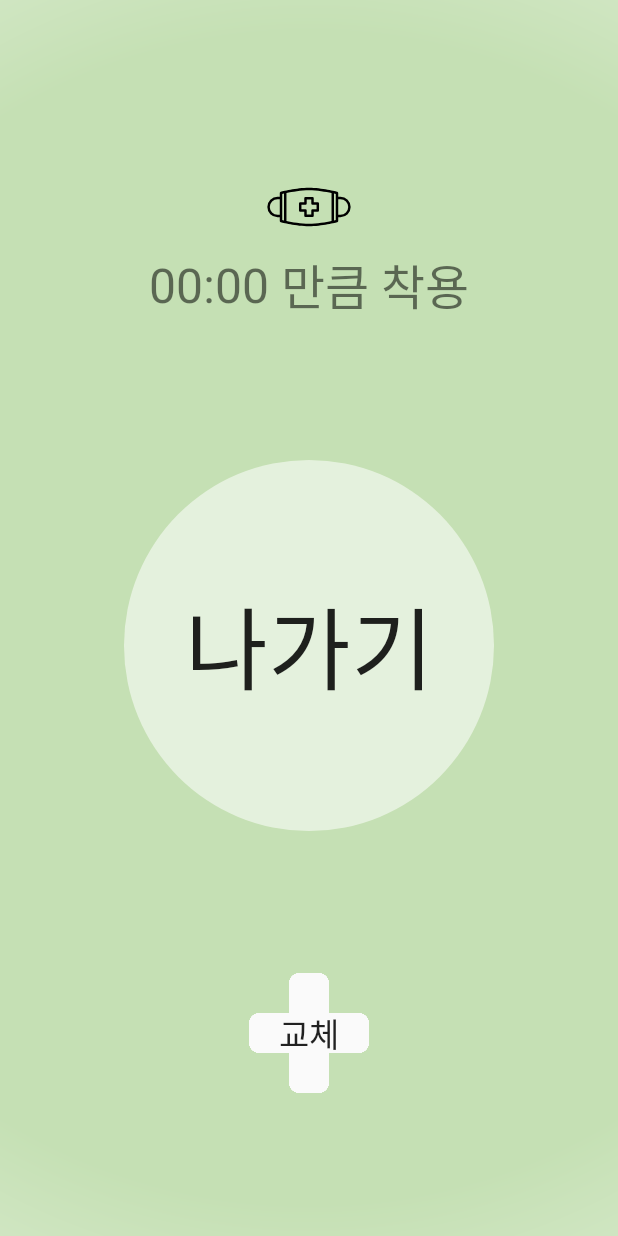
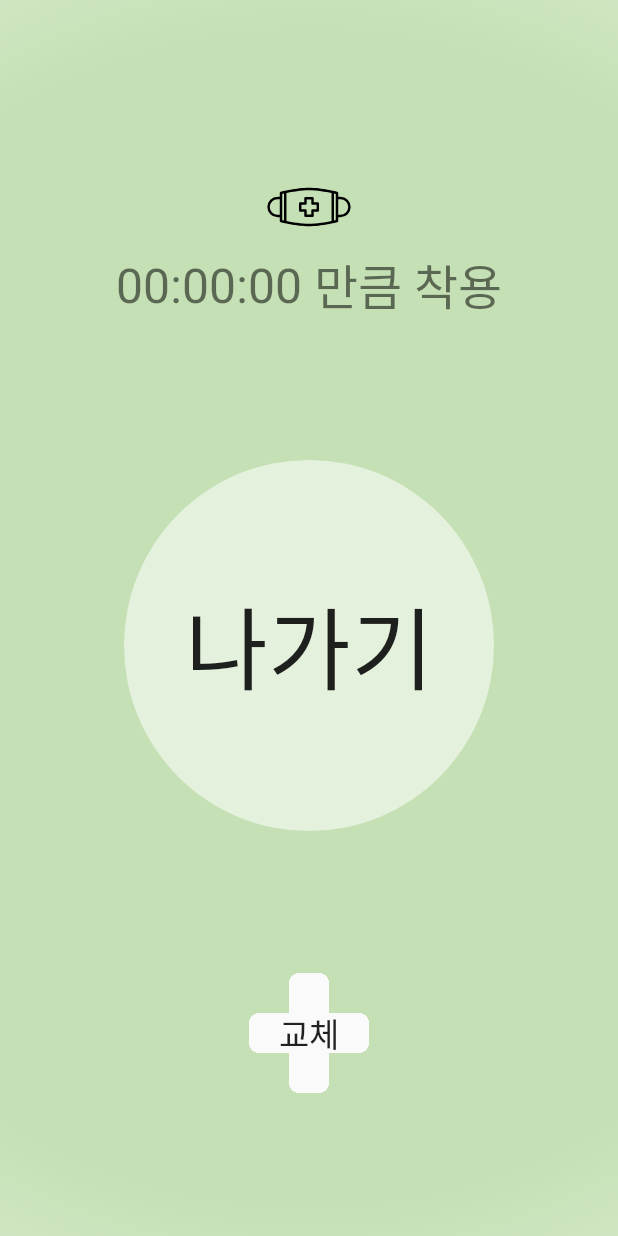
Before and after one commit to DinnerMacine/MaskTime, an Android app: the screen it shows after launch (ExitingActivity), after a tap on "교체", on a phone screen of 412 x 824 dp. Run offline under Robolectric (Android 15) with nearby library versions, the phone set to English and light mode, and no system bars.

Commit message:
almost final

```diff
--- a/android_app/app/src/main/java/com/d/masktime/ExitingActivity.kt
+++ b/android_app/app/src/main/java/com/d/masktime/ExitingActivity.kt
@@ -36,9 +36,12 @@ class ExitingActivity : Activity() {
         val uH = total / (60 * 60 * 1000)
         val uM = (total / (60 * 1000)) % 60
         val uS = (total / 1000) % 60
-        text_time_used.text = "${uH/10}${uH%10}:${uM/10}${uM%10}"
+        text_time_used.text = "${uH/10}${uH%10}:${uM/10}${uM%10}:${uS/10}${uS%10}"
         var button = findViewById<Button>(R.id.button_exiting)
         button.setOnClickListener{
+            val uH = total / (60 * 60 * 1000)
+            val uM = (total / (60 * 1000)) % 60
+            val uS = (total / 1000) % 60
             getCurrentTime()
             setTime("time",settingtime)
             setTime("total","$uH:$uM:$uS")
@@ -50,8 +53,11 @@ class ExitingActivity : Activity() {
         newbutton.setOnClickListener{
             setTime("total","00:00:00")
             total = 0
-            text_time_used.text = "00:00"
+            text_time_used.text = "00:00:00"
         }
+        val edit = pref.edit()
+        edit.putBoolean("outdoor",false)
+        edit.apply()
     }
 
     fun getCurrentTime() {
--- a/android_app/app/src/main/java/com/d/masktime/OutdoorActivity.kt
+++ b/android_app/app/src/main/java/com/d/masktime/OutdoorActivity.kt
@@ -79,6 +79,11 @@ class OutdoorActivity : Activity() {
             startActivity(next)
             finish()
         }
+
+
+        val edit = pref.edit()
+        edit.putBoolean("outdoor",true)
+        edit.apply()
     }
 
     //값 저장하는 함수
```
